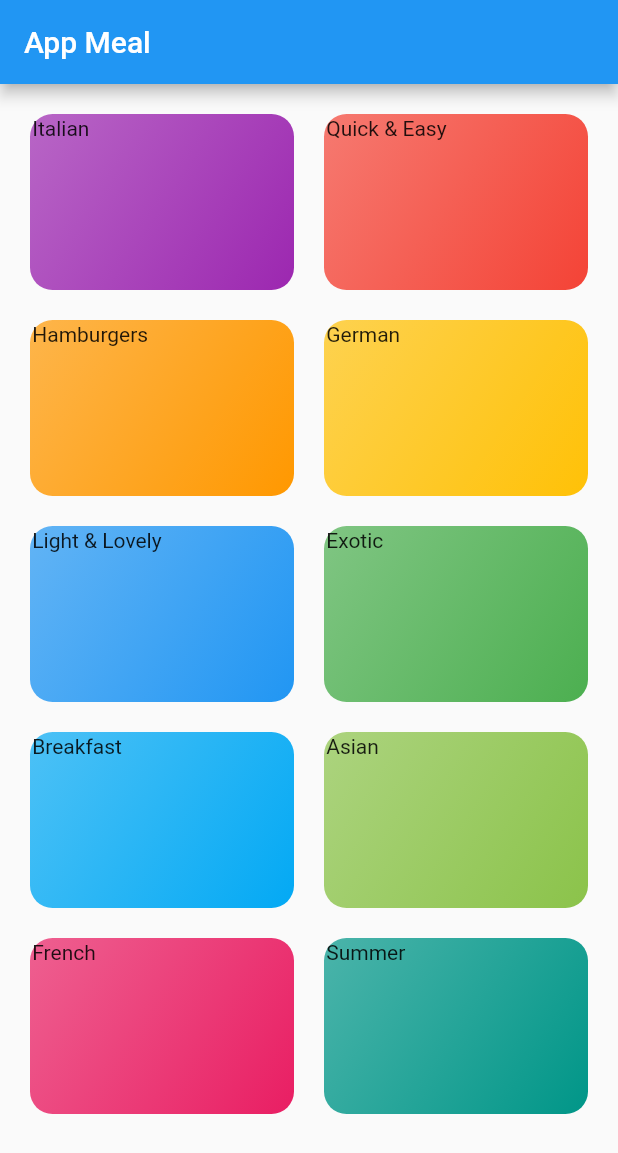
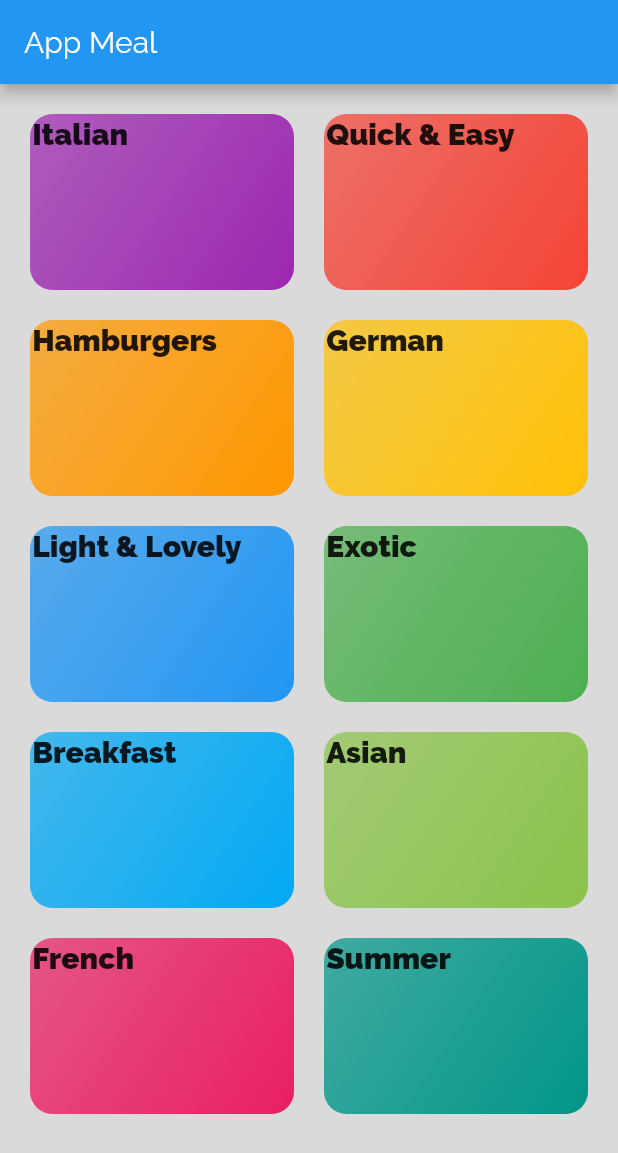
Before and after one commit to Jean-Lionel/flutter_meals_app, a Flutter app: the screen it shows after launch, on a phone screen of 412 x 824 dp. Shown: the top 1153 px of the screen. Run offline on Flutter 3.47's test engine with Material 2 defaults, Android fonts, the phone set to English and light mode, and no system bars.

Commit message:
stylise app

```diff
--- a/lib/category_item.dart
+++ b/lib/category_item.dart
@@ -10,7 +10,14 @@ class CategoryItem extends StatelessWidget {
   Widget build(BuildContext context) {
     return Container(
         padding: const EdgeInsets.all(1.5),
-        child: Text(title),
+        child: Text(
+          title,
+          style: TextStyle(
+            fontSize: 20,
+            fontFamily: 'RobotoCondensed',
+            fontWeight: FontWeight.bold,
+          ),
+        ),
         decoration: BoxDecoration(
           gradient: LinearGradient(
             colors: [
--- a/lib/main.dart
+++ b/lib/main.dart
@@ -13,9 +13,13 @@ class MyApp extends StatelessWidget {
     return MaterialApp(
       title: 'Deal Meals',
       theme: ThemeData(
-        primaryColor: Colors.blue,
+        primaryColor: Colors.pink,
+        colorScheme: ColorScheme.fromSwatch().copyWith(secondary: Colors.amber),
+        canvasColor: Color.fromARGB(224, 213, 213, 213),
+        fontFamily: 'Raleway',
+        textTheme: TextTheme(),
       ),
-      home: CategorieScreen(),
+      home: const CategorieScreen(),
     );
   }
 }
@@ -30,7 +34,9 @@ class _MyHomePageState extends State<MyHomePage> {
   @override
   Widget build(BuildContext context) {
     return Scaffold(
-      appBar: AppBar(title: Text("Meals Application"),),
+      appBar: AppBar(
+        title: const Text("Meals Application"),
+      ),
       body: const Center(
         child: Text('Hello World'),
       ),
```
Also changed, not shown: pubspec.yaml (+5 -3 lines).
